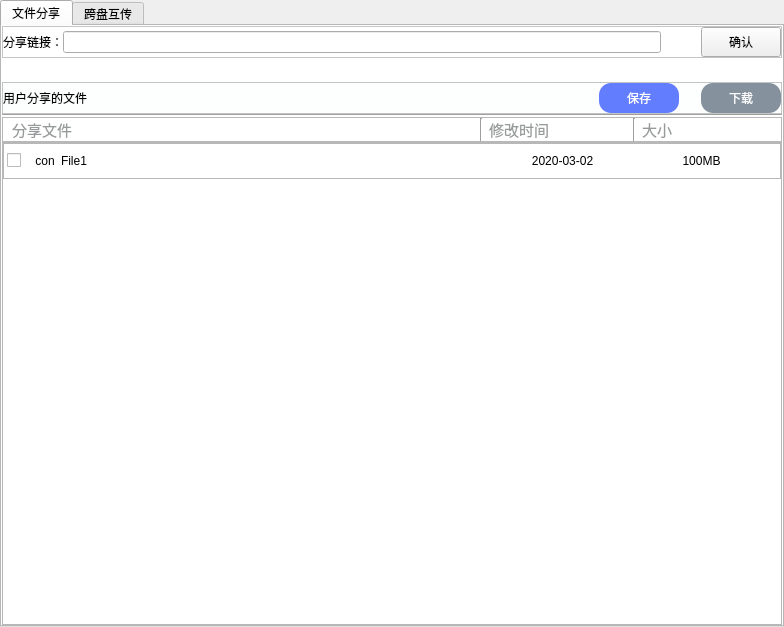
This is ui/ShareShow.ui in aibotez/SBCClientV2 as Qt 5 draws it before an edit. The edited form follows.
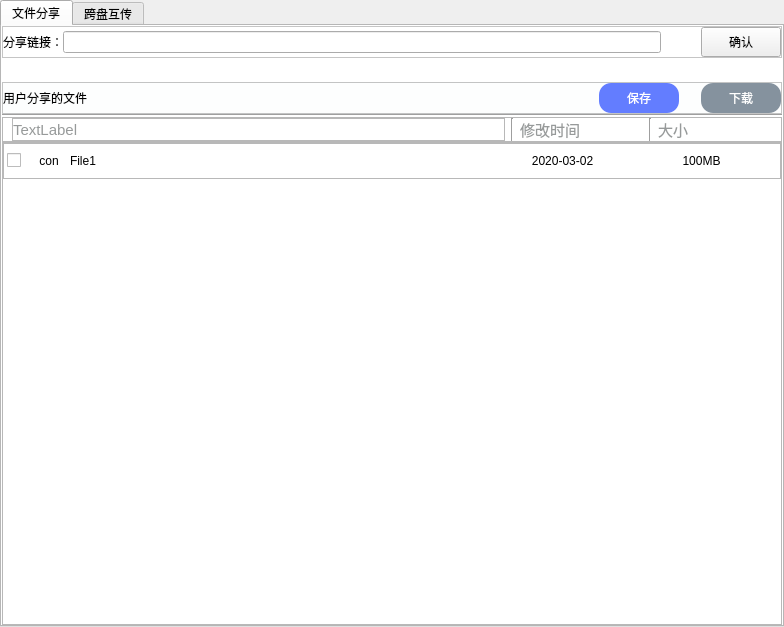
This is the edited form.

```diff
--- a/ui/ShareShow.ui
+++ b/ui/ShareShow.ui
@@ -290,7 +290,7 @@
          <property name="frameShadow">
           <enum>QFrame::Raised</enum>
          </property>
-         <layout class="QHBoxLayout" name="horizontalLayout_3" stretch="10,0,3,0,3">
+         <layout class="QHBoxLayout" name="horizontalLayout_3" stretch="12,0,3,0,3">
           <property name="leftMargin">
            <number>9</number>
           </property>
@@ -304,10 +304,50 @@
            <number>0</number>
           </property>
           <item>
-           <widget class="QLabel" name="label_39">
-            <property name="text">
-             <string>分享文件</string>
+           <widget class="QFrame" name="frame_2">
+            <property name="frameShape">
+             <enum>QFrame::StyledPanel</enum>
             </property>
+            <property name="frameShadow">
+             <enum>QFrame::Raised</enum>
+            </property>
+            <layout class="QHBoxLayout" name="horizontalLayout_4">
+             <property name="spacing">
+              <number>0</number>
+             </property>
+             <property name="leftMargin">
+              <number>0</number>
+             </property>
+             <property name="topMargin">
+              <number>0</number>
+             </property>
+             <property name="rightMargin">
+              <number>0</number>
+             </property>
+             <property name="bottomMargin">
+              <number>0</number>
+             </property>
+             <item>
+              <widget class="QLabel" name="label_2">
+               <property name="text">
+                <string>TextLabel</string>
+               </property>
+              </widget>
+             </item>
+             <item>
+              <spacer name="horizontalSpacer">
+               <property name="orientation">
+                <enum>Qt::Horizontal</enum>
+               </property>
+               <property name="sizeHint" stdset="0">
+                <size>
+                 <width>414</width>
+                 <height>20</height>
+                </size>
+               </property>
+              </spacer>
+             </item>
+            </layout>
            </widget>
           </item>
           <item>
@@ -374,7 +414,7 @@
             <x>0</x>
             <y>0</y>
             <width>776</width>
-            <height>484</height>
+            <height>482</height>
            </rect>
           </property>
           <layout class="QFormLayout" name="formLayout">
@@ -467,6 +507,18 @@
                     <verstretch>0</verstretch>
                    </sizepolicy>
                   </property>
+                  <property name="minimumSize">
+                   <size>
+                    <width>30</width>
+                    <height>30</height>
+                   </size>
+                  </property>
+                  <property name="maximumSize">
+                   <size>
+                    <width>30</width>
+                    <height>30</height>
+                   </size>
+                  </property>
                   <property name="text">
                    <string>con</string>
                   </property>
```
